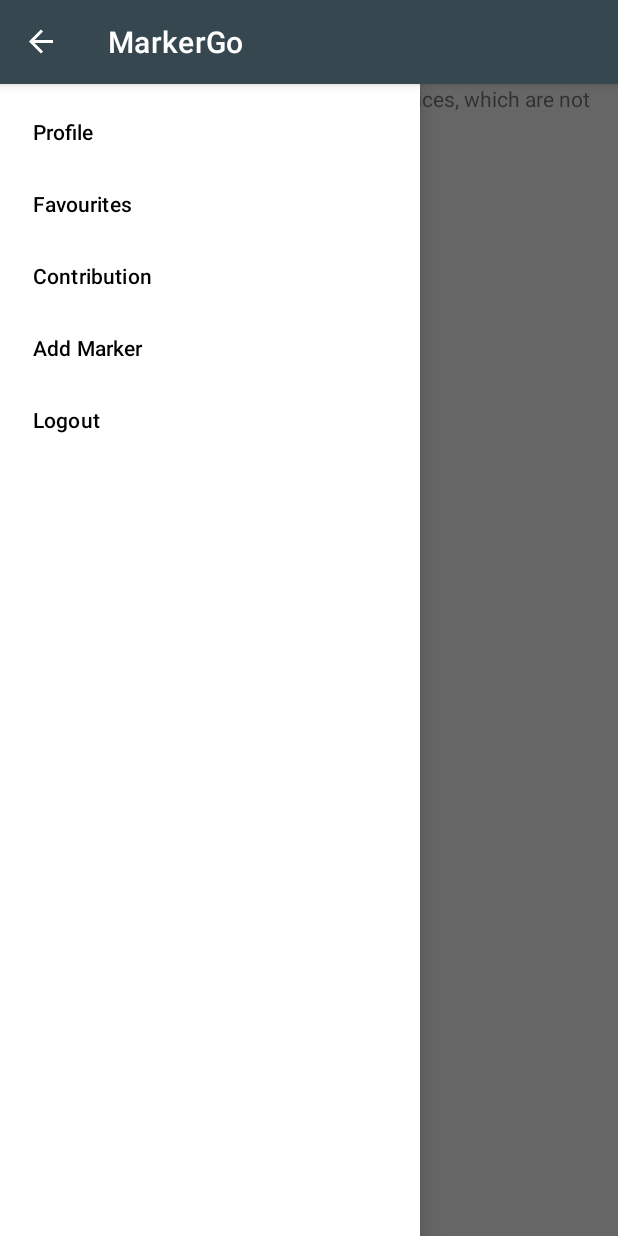
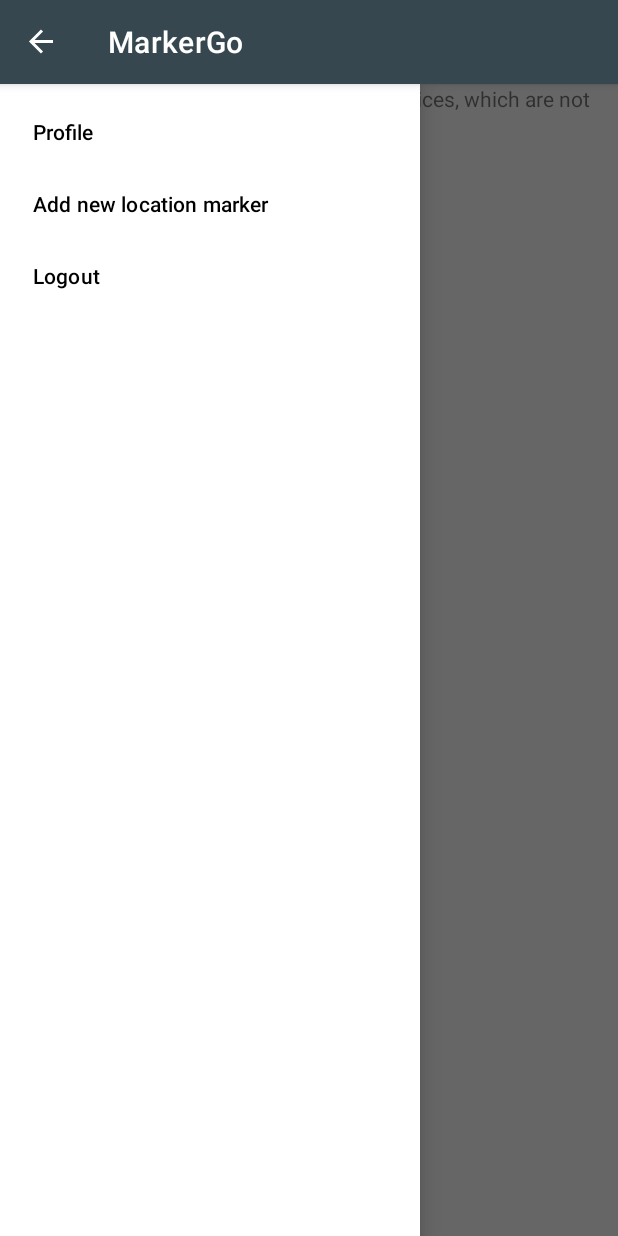
Before and after one commit to ptp28/MarkerGo, an Android app: the landingPage screen opened directly, with no data from a screen before it, with the side drawer open, on a phone screen of 412 x 824 dp. Run offline under Robolectric (Android 15) with nearby library versions, the phone set to English and light mode, and no system bars; our stand-ins replace Firebase (no records; nobody signed in at launch, a user with empty details on screens opened directly).

```diff
--- a/MarkerGo/app/src/main/res/menu/options_menu.xml
+++ b/MarkerGo/app/src/main/res/menu/options_menu.xml
@@ -4,12 +4,12 @@
     tools:ignore="HardcodedText">
     <item android:id="@+id/profile_item"
         android:title="Profile" />
-    <item android:id="@+id/favourites_item"
-        android:title="Favourites" />
-    <item android:id="@+id/contribution_item"
-        android:title="Contribution" />
-    <item android:id="@+id/addMarker_item"
-        android:title="Add Marker" />
+<!--    <item android:id="@+id/favourites_item"-->
+<!--        android:title="Favourites" />-->
+<!--    <item android:id="@+id/contribution_item"-->
+<!--        android:title="Contribution" />-->
+    <item android:id="@+id/addLocation_item"
+        android:title="Add new location marker" />
     <item android:id="@+id/logout_item"
         android:title="Logout" />
 </menu>
```
Also changed, not shown: MarkerGo/app/src/main/java/edu/northeastern/markergo/LocationDetailsActivity.java (+51 -0 lines), MarkerGo/app/src/main/java/edu/northeastern/markergo/landingPage.java (+7 -15 lines).
